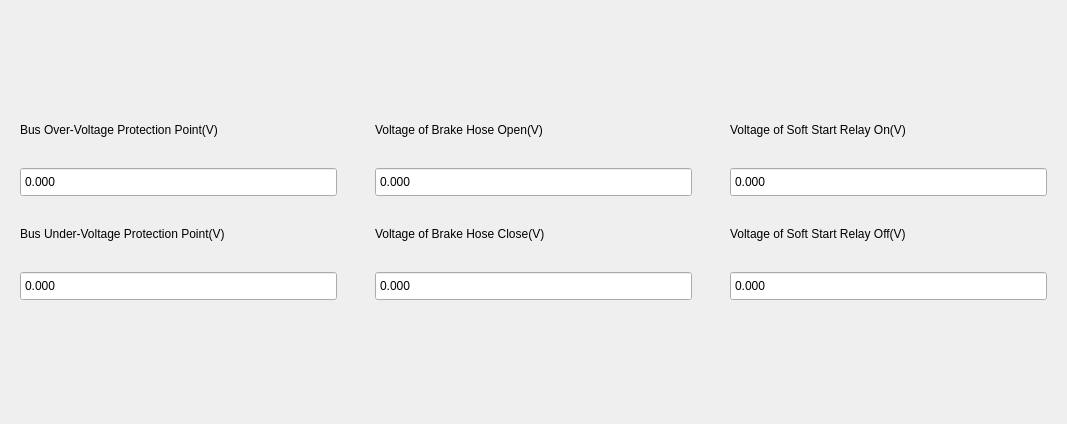
First picture: the form in Libs/UI/UiPower/graphpower129.ui, repository tiangaomingjing/ServoDriveTech, before the edit.
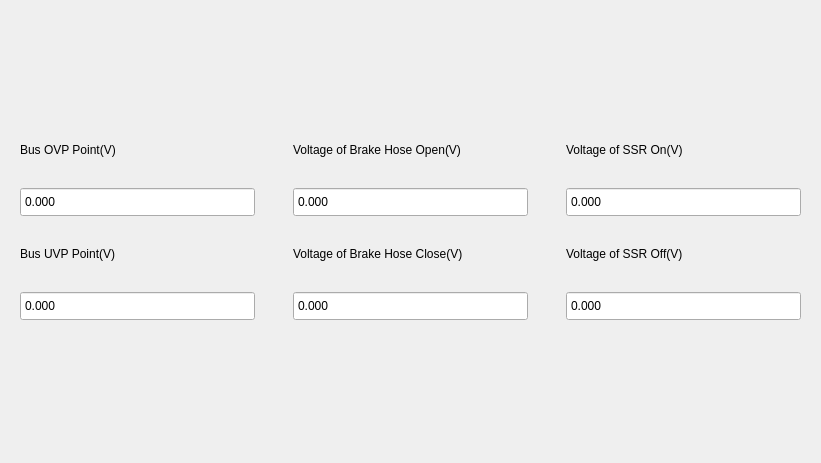
Second picture: the form after the edit.

Diff of the .ui file:
```diff
--- a/Libs/UI/UiPower/graphpower129.ui
+++ b/Libs/UI/UiPower/graphpower129.ui
@@ -6,8 +6,8 @@
    <rect>
     <x>0</x>
     <y>0</y>
-    <width>1067</width>
-    <height>424</height>
+    <width>821</width>
+    <height>463</height>
    </rect>
   </property>
   <property name="windowTitle">
@@ -43,7 +43,7 @@
           <item>
            <widget class="QLabel" name="label_pwrBusOver">
             <property name="text">
-             <string>Bus Over-Voltage Protection Point(V)</string>
+             <string>Bus OVP Point(V)</string>
             </property>
            </widget>
           </item>
@@ -79,7 +79,7 @@
           <item>
            <widget class="QLabel" name="label_pwrBusUnder">
             <property name="text">
-             <string>Bus Under-Voltage Protection Point(V)</string>
+             <string>Bus UVP Point(V)</string>
             </property>
            </widget>
           </item>
@@ -187,7 +187,7 @@
           <item>
            <widget class="QLabel" name="label_pwrRelayOn">
             <property name="text">
-             <string>Voltage of Soft Start Relay On(V)</string>
+             <string>Voltage of SSR On(V)</string>
             </property>
            </widget>
           </item>
@@ -217,7 +217,7 @@
           <item>
            <widget class="QLabel" name="label_pwrRelayOff">
             <property name="text">
-             <string>Voltage of Soft Start Relay Off(V)</string>
+             <string>Voltage of SSR Off(V)</string>
             </property>
            </widget>
           </item>
```
